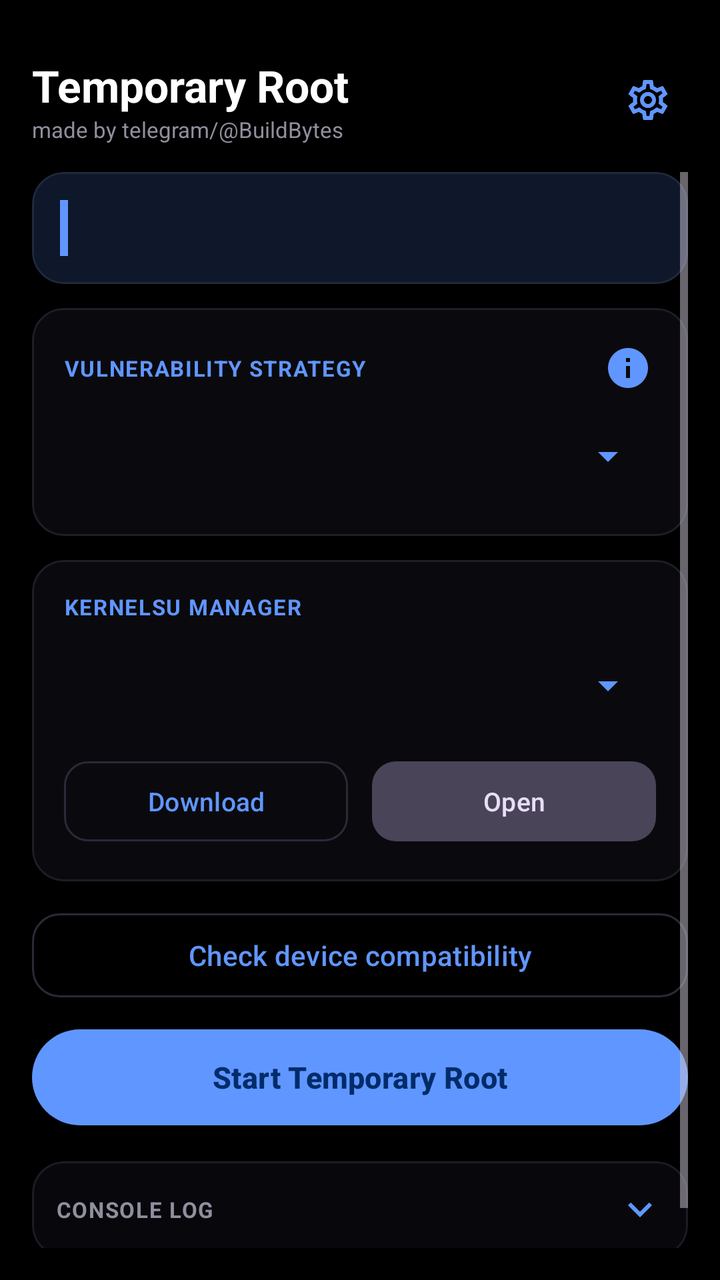
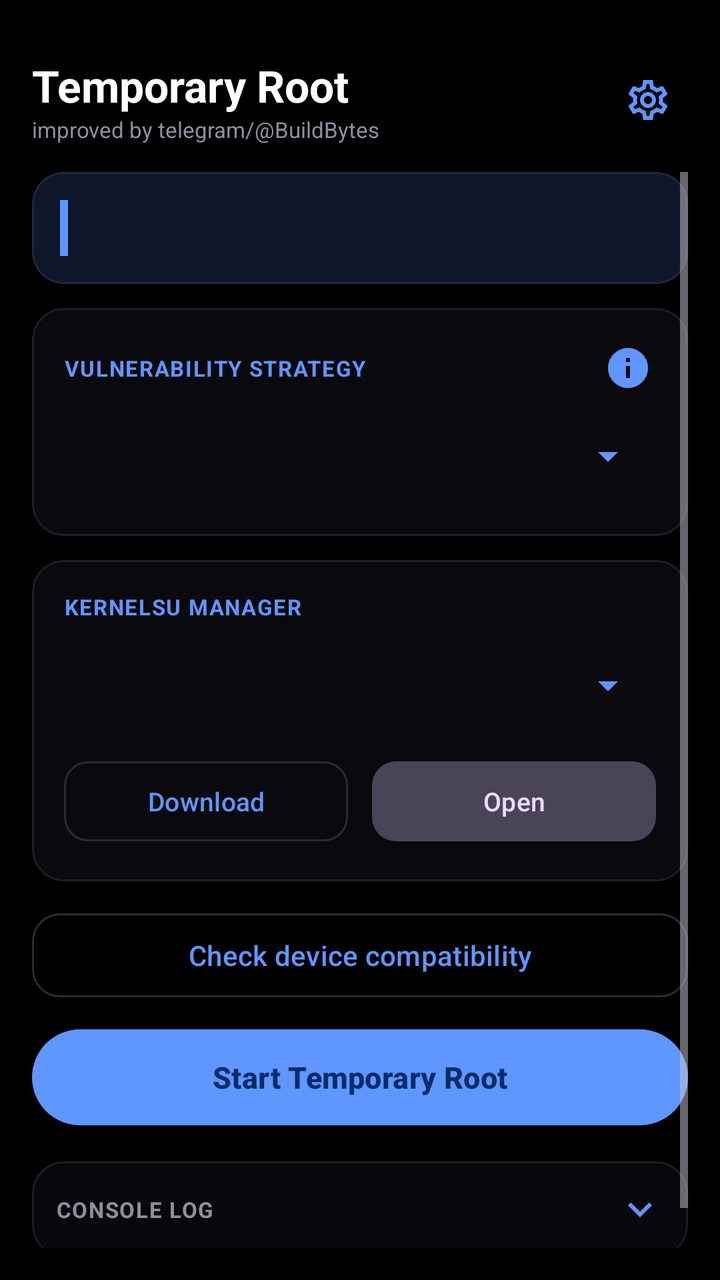

Two renders of the same Android screen: before a commit and after it. Below are the layout's source before the change and the commit's diff.
<!-- AndroidManifest.xml: application theme Theme.TemporaryRoot -->
<!-- res/layout/activity_main.xml -->
<?xml version="1.0" encoding="utf-8"?>
<LinearLayout xmlns:android="http://schemas.android.com/apk/res/android"
    xmlns:app="http://schemas.android.com/apk/res-auto"
    android:id="@+id/mainRoot"
    android:layout_width="match_parent"
    android:layout_height="match_parent"
    android:orientation="vertical"
    android:background="#000000"
    android:paddingStart="16dp"
    android:paddingEnd="16dp"
    android:paddingTop="28dp"
    android:paddingBottom="16dp">

    
    <RelativeLayout
        android:layout_width="match_parent"
        android:layout_height="wrap_content"
        android:layout_marginBottom="14dp">

        <LinearLayout
            android:layout_width="wrap_content"
            android:layout_height="wrap_content"
            android:orientation="vertical"
            android:layout_alignParentStart="true"
            android:layout_centerVertical="true">

            <TextView
                android:layout_width="wrap_content"
                android:layout_height="wrap_content"
                android:text="Temporary Root"
                android:textColor="#FFFFFF"
                android:textSize="22sp"
                android:textStyle="bold" />

            <TextView
                android:layout_width="wrap_content"
                android:layout_height="wrap_content"
                android:text="made by telegram/@BuildBytes"
                android:textColor="#8F8F9E"
                android:textSize="11sp" />
        </LinearLayout>

        <ImageButton
            android:id="@+id/btnSettings"
            android:layout_width="40dp"
            android:layout_height="40dp"
            android:layout_alignParentEnd="true"
            android:layout_centerVertical="true"
            android:background="?attr/selectableItemBackgroundBorderless"
            android:contentDescription="Configurations"
            android:src="@drawable/ic_settings"
            app:tint="#6096FF" />
    </RelativeLayout>

    <ScrollView
        android:layout_width="match_parent"
        android:layout_height="0dp"
        android:layout_weight="1"
        android:fillViewport="true">

        <LinearLayout
            android:layout_width="match_parent"
            android:layout_height="wrap_content"
            android:orientation="vertical">

            
            <com.google.android.material.card.MaterialCardView
                android:layout_width="match_parent"
                android:layout_height="wrap_content"
                android:layout_marginBottom="12dp"
                app:cardBackgroundColor="#0F172A"
                app:cardCornerRadius="16dp"
                app:strokeColor="#1E293B"
                app:strokeWidth="1dp">

                <LinearLayout
                    android:layout_width="match_parent"
                    android:layout_height="wrap_content"
                    android:orientation="horizontal"
                    android:padding="14dp"
                    android:gravity="center_vertical">

                    <View
                        android:layout_width="4dp"
                        android:layout_height="28dp"
                        android:background="#6096FF"
                        android:layout_marginEnd="12dp" />

                    <TextView
                        android:id="@+id/statusView"
                        android:layout_width="0dp"
                        android:layout_height="wrap_content"
                        android:layout_weight="1"
                        android:textColor="#CBD5E1"
                        android:textSize="13sp"
                        android:textStyle="bold" />
                </LinearLayout>
            </com.google.android.material.card.MaterialCardView>

            
            <com.google.android.material.card.MaterialCardView
                android:layout_width="match_parent"
                android:layout_height="wrap_content"
                android:layout_marginBottom="12dp"
                app:cardBackgroundColor="#0A0A0E"
                app:cardCornerRadius="16dp"
                app:strokeColor="#1E1E28"
                app:strokeWidth="1dp">

                <LinearLayout
                    android:layout_width="match_parent"
                    android:layout_height="wrap_content"
                    android:orientation="vertical"
                    android:padding="16dp">

                    <RelativeLayout
                        android:layout_width="match_parent"
                        android:layout_height="wrap_content">

                        <TextView
                            android:layout_width="wrap_content"
                            android:layout_height="wrap_content"
                            android:layout_alignParentStart="true"
                            android:layout_centerVertical="true"
                            android:text="VULNERABILITY STRATEGY"
                            android:textColor="#6096FF"
                            android:textSize="11sp"
                            android:textStyle="bold"
                            android:letterSpacing="0.05" />

                        <ImageButton
                            android:id="@+id/btnVulnerabilityInfo"
                            android:layout_width="28dp"
                            android:layout_height="28dp"
                            android:layout_alignParentEnd="true"
                            android:layout_centerVertical="true"
                            android:background="?attr/selectableItemBackgroundBorderless"
                            android:contentDescription="Vulnerability Info"
                            android:src="@drawable/ic_info"
                            app:tint="#6096FF" />
                    </RelativeLayout>

                    <Spinner
                        android:id="@+id/spinnerVulnerability"
                        android:layout_width="match_parent"
                        android:layout_height="48dp"
                        android:layout_marginTop="6dp"
                        android:backgroundTint="#6096FF" />
                </LinearLayout>
            </com.google.android.material.card.MaterialCardView>

            
            <com.google.android.material.card.MaterialCardView
                android:layout_width="match_parent"
                android:layout_height="wrap_content"
                android:layout_marginBottom="12dp"
                app:cardBackgroundColor="#0A0A0E"
                app:cardCornerRadius="16dp"
                app:strokeColor="#1E1E28"
                app:strokeWidth="1dp">

                <LinearLayout
                    android:layout_width="match_parent"
                    android:layout_height="wrap_content"
                    android:orientation="vertical"
                    android:padding="16dp">

                    <TextView
                        android:layout_width="wrap_content"
                        android:layout_height="wrap_content"
                        android:text="KERNELSU MANAGER"
                        android:textColor="#6096FF"
                        android:textSize="11sp"
                        android:textStyle="bold"
                        android:letterSpacing="0.05" />

                    <Spinner
                        android:id="@+id/spinnerSuManager"
                        android:layout_width="match_parent"
                        android:layout_height="52dp"
                        android:layout_marginTop="6dp"
                        android:layout_marginBottom="8dp"
                        android:backgroundTint="#6096FF" />

                    <LinearLayout
                        android:layout_width="match_parent"
                        android:layout_height="wrap_content"
                        android:orientation="horizontal">

                        <com.google.android.material.button.MaterialButton
                            android:id="@+id/btnDownloadManager"
                            style="@style/Widget.Material3.Button.OutlinedButton"
                            android:layout_width="0dp"
                            android:layout_height="48dp"
                            android:layout_weight="1"
                            android:layout_marginEnd="6dp"
                            android:text="Download"
                            android:textAllCaps="false"
                            android:textSize="13sp"
                            android:maxLines="1"
                            app:cornerRadius="12dp"
                            app:strokeColor="#2A2A38" />

                        <com.google.android.material.button.MaterialButton
                            android:id="@+id/btnOpenManager"
                            style="@style/Widget.Material3.Button.TonalButton"
                            android:layout_width="0dp"
                            android:layout_height="48dp"
                            android:layout_weight="1"
                            android:layout_marginStart="6dp"
                            android:text="Open"
                            android:textAllCaps="false"
                            android:textSize="13sp"
                            android:maxLines="1"
                            app:cornerRadius="12dp" />
                    </LinearLayout>
                </LinearLayout>
            </com.google.android.material.card.MaterialCardView>

            
            <com.google.android.material.button.MaterialButton
                android:id="@+id/btnCheckDevice"
                style="@style/Widget.Material3.Button.OutlinedButton"
                android:layout_width="match_parent"
                android:layout_height="50dp"
                android:layout_marginBottom="8dp"
                android:text="Check device compatibility"
                android:textAllCaps="false"
                app:cornerRadius="14dp"
                app:strokeColor="#2A2A38" />

            <com.google.android.material.button.MaterialButton
                android:id="@+id/btnRun"
                android:layout_width="match_parent"
                android:layout_height="56dp"
                android:layout_marginBottom="14dp"
                android:text="Start Temporary Root"
                android:textAllCaps="false"
                android:textSize="15sp"
                android:textStyle="bold"
                app:backgroundTint="#6096FF"
                app:cornerRadius="28dp" />

            
            <com.google.android.material.card.MaterialCardView
                android:id="@+id/cardLog"
                android:layout_width="match_parent"
                android:layout_height="wrap_content"
                android:layout_marginBottom="16dp"
                app:cardBackgroundColor="#08080C"
                app:cardCornerRadius="16dp"
                app:strokeColor="#1C1C24"
                app:strokeWidth="1dp">

                <LinearLayout
                    android:layout_width="match_parent"
                    android:layout_height="wrap_content"
                    android:orientation="vertical"
                    android:padding="12dp">

                    <RelativeLayout
                        android:id="@+id/logHeader"
                        android:layout_width="match_parent"
                        android:layout_height="wrap_content"
                        android:clickable="true"
                        android:focusable="true"
                        android:background="?attr/selectableItemBackground">

                        <TextView
                            android:layout_width="wrap_content"
                            android:layout_height="wrap_content"
                            android:layout_alignParentStart="true"
                            android:layout_centerVertical="true"
                            android:text="CONSOLE LOG"
                            android:textColor="#8F8F9E"
                            android:textSize="11sp"
                            android:textStyle="bold"
                            android:letterSpacing="0.05" />

                        <ImageView
                            android:id="@+id/btnToggleLog"
                            android:layout_width="24dp"
                            android:layout_height="24dp"
                            android:layout_alignParentEnd="true"
                            android:layout_centerVertical="true"
                            android:contentDescription="Toggle log view"
                            android:src="@drawable/ic_expand_more"
                            app:tint="#6096FF" />
                    </RelativeLayout>

                    <LinearLayout
                        android:id="@+id/logContentContainer"
                        android:layout_width="match_parent"
                        android:layout_height="wrap_content"
                        android:orientation="vertical"
                        android:layout_marginTop="8dp"
                        android:visibility="gone">

                        <ScrollView
                            android:id="@+id/outputScroll"
                            android:layout_width="match_parent"
                            android:layout_height="180dp"
                            android:background="#030305"
                            android:padding="8dp">

                            <TextView
                                android:id="@+id/outputView"
                                android:layout_width="match_parent"
                                android:layout_height="wrap_content"
                                android:fontFamily="monospace"
                                android:textColor="#D0D0D0"
                                android:textSize="11sp"
                                android:textIsSelectable="true" />
                        </ScrollView>

                        <LinearLayout
                            android:layout_width="match_parent"
                            android:layout_height="wrap_content"
                            android:orientation="horizontal"
                            android:layout_marginTop="6dp">

                            <com.google.android.material.button.MaterialButton
                                android:id="@+id/btnCopyLog"
                                style="@style/Widget.Material3.Button.TextButton"
                                android:layout_width="0dp"
                                android:layout_height="wrap_content"
                                android:layout_weight="1"
                                android:text="Copy log"
                                android:textAllCaps="false" />

                            <com.google.android.material.button.MaterialButton
                                android:id="@+id/btnShareLog"
                                style="@style/Widget.Material3.Button.TextButton"
                                android:layout_width="0dp"
                                android:layout_height="wrap_content"
                                android:layout_weight="1"
                                android:text="Share log"
                                android:textAllCaps="false" />
                        </LinearLayout>
                    </LinearLayout>
                </LinearLayout>
            </com.google.android.material.card.MaterialCardView>

        </LinearLayout>
    </ScrollView>
</LinearLayout>
<!-- resources referenced by this layout -->
<resources>
  <!-- drawable ic_expand_more (drawable) -->
  <?xml version="1.0" encoding="utf-8"?>
  <vector xmlns:android="http://schemas.android.com/apk/res/android"
      android:width="24dp"
      android:height="24dp"
      android:viewportWidth="24"
      android:viewportHeight="24">
    <path
        android:fillColor="@android:color/white"
        android:pathData="M16.59,8.59L12,13.17 7.41,8.59 6,10l6,6 6,-6z"/>
  </vector>
  <!-- drawable ic_info (drawable) -->
  <?xml version="1.0" encoding="utf-8"?>
  <vector xmlns:android="http://schemas.android.com/apk/res/android"
      android:width="24dp"
      android:height="24dp"
      android:viewportWidth="24"
      android:viewportHeight="24">
    <path
        android:fillColor="@android:color/white"
        android:pathData="M12,2C6.48,2 2,6.48 2,12s4.48,10 10,10 10,-4.48 10,-10S17.52,2 12,2zM13,17h-2v-6h2v6zM13,9h-2V7h2v2z"/>
  </vector>
  <!-- drawable ic_settings: vector/xml drawable (drawable, 2043 chars, omitted) -->
  <style name="Theme.TemporaryRoot" parent="Theme.Material3.Dark.NoActionBar">
          
          <item name="android:windowBackground">@android:color/black</item>
          <item name="android:colorBackground">@android:color/black</item>
          <item name="android:statusBarColor">@android:color/black</item>
          <item name="android:navigationBarColor">@android:color/black</item>
  
          
          <item name="colorPrimary">#6096FF</item>
          <item name="colorOnPrimary">#002C6A</item>
          <item name="colorPrimaryContainer">#162A4D</item>
          <item name="colorOnPrimaryContainer">#D8E2FF</item>
  
          
          <item name="colorSecondary">#6096FF</item>
          <item name="colorOnSecondary">#002C6A</item>
          <item name="colorControlActivated">#6096FF</item>
  
          
          <item name="colorSurface">#0A0A0E</item>
          <item name="colorOnSurface">#E3E2E6</item>
          <item name="colorSurfaceContainer">#121218</item>
          <item name="colorSurfaceContainerHigh">#1A1A22</item>
  
          
          <item name="preferenceTheme">@style/PreferenceThemeOverlay</item>
          <item name="switchPreferenceCompatStyle">@style/Widget.Material3.CompoundButton.Switch</item>
      </style>
</resources>

<!-- the commit's change to res/layout/activity_main.xml (unified diff, before → after) -->
@@ -35,7 +35,7 @@
             <TextView
                 android:layout_width="wrap_content"
                 android:layout_height="wrap_content"
-                android:text="made by telegram/@BuildBytes"
+                android:text="improved by telegram/@BuildBytes"
                 android:textColor="#8F8F9E"
                 android:textSize="11sp" />
         </LinearLayout>
